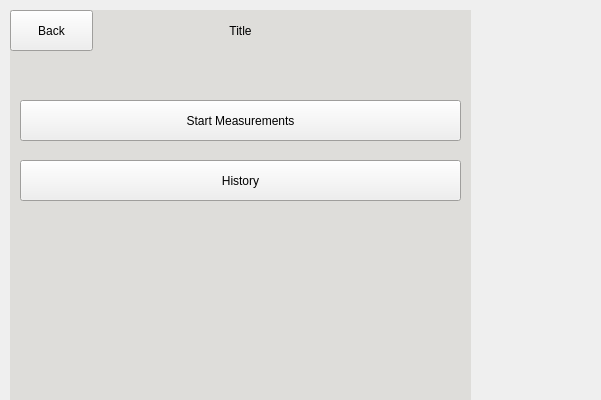
Old version of the form Team32-3004-Project/mainwindow.ui in the repository Harry-Dinh/COMP-3004-F24-Final; both pictures show x 0 to 601 and y 0 to 400 of the 939 by 641 pixel window.
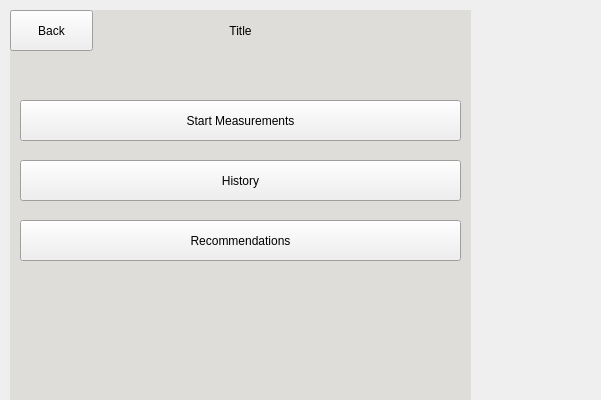
New version of the form. The open tabs and pages were chosen to show the change.

Commit message: Added the updated (final) project specs

Diff of the .ui file:
```diff
--- a/Team32-3004-Project/mainwindow.ui
+++ b/Team32-3004-Project/mainwindow.ui
@@ -406,6 +406,19 @@
        <string>History</string>
       </property>
      </widget>
+     <widget class="QPushButton" name="recommendationButton">
+      <property name="geometry">
+       <rect>
+        <x>10</x>
+        <y>170</y>
+        <width>441</width>
+        <height>41</height>
+       </rect>
+      </property>
+      <property name="text">
+       <string>Recommendations</string>
+      </property>
+     </widget>
     </widget>
     <widget class="QWidget" name="measurementPage">
      <widget class="QLabel" name="measurePointLabel">
```
Left out of the diff: 14 changed lines with no effect on the pictures. The commit also changes 2 other files.
